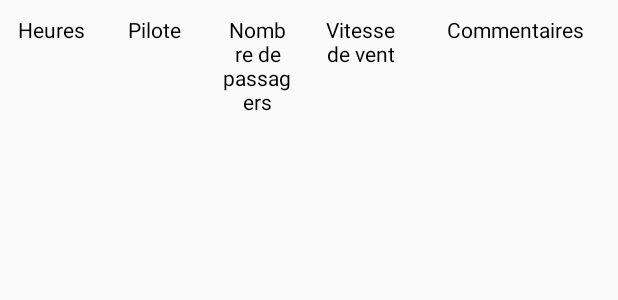
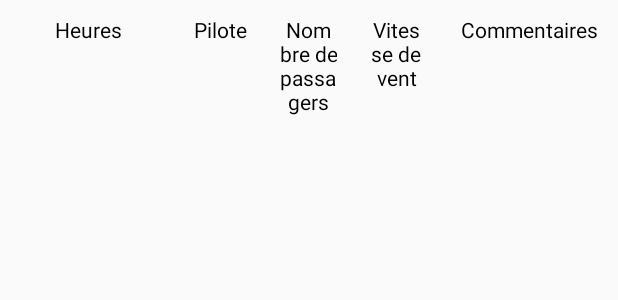
Before and after one commit to nico2che/aerophile, an Android app: the layout listview_apercu.xml on its own in the app's theme, with its tools: preview values and no code run, on a phone screen of 412 x 824 dp. Shown: the top 300 px of the screen. Run offline under Robolectric (Android 15) with nearby library versions, the phone set to English and light mode, and no system bars.

```diff
--- a/app/src/main/res/layout-land/fragment_vol_detail.xml
+++ b/app/src/main/res/layout-land/fragment_vol_detail.xml
@@ -120,8 +120,8 @@ tools:context="com.aerophile.app.VolListActivity"
                     android:layout_width="100dp"
                     android:layout_height="wrap_content"
                     android:layout_columnSpan="2"
-                    android:inputType="numberDecimal"
-                    android:text="0" />
+                    android:text="0"
+                    android:inputType="number" />
 
                 <TextView
                     android:text="@string/vol_commentaires"
--- a/app/src/main/res/layout-v23/fragment_vol_detail.xml
+++ b/app/src/main/res/layout-v23/fragment_vol_detail.xml
@@ -120,8 +120,8 @@ tools:context="com.aerophile.app.VolListActivity"
                     android:layout_width="100dp"
                     android:layout_height="wrap_content"
                     android:layout_columnSpan="2"
-                    android:inputType="numberDecimal"
-                    android:text="0" />
+                    android:text="0"
+                    android:inputType="number" />
 
                 <TextView
                     android:text="@string/vol_commentaires"
--- a/app/src/main/res/layout/fragment_vol_detail.xml
+++ b/app/src/main/res/layout/fragment_vol_detail.xml
@@ -119,9 +119,9 @@ tools:context="com.aerophile.app.VolListActivity"
                     android:layout_width="match_parent"
                     android:layout_height="wrap_content"
                     android:layout_columnSpan="3"
-                    android:inputType="numberDecimal"
                     android:layout_column="0"
-                    android:text="0" />
+                    android:text="0"
+                    android:inputType="number" />
 
                 <TextView
                     android:text="@string/vol_commentaires"
--- a/app/src/main/res/layout/listview_apercu.xml
+++ b/app/src/main/res/layout/listview_apercu.xml
@@ -14,7 +14,7 @@
         android:gravity="center_horizontal"
         android:padding="10dp"
         android:textColor="#000000"
-        android:layout_weight="1"/>
+        android:layout_weight="2"/>
 
     <TextView
         android:id="@+id/textPilote"
```
Also changed, not shown: 1 other file.
